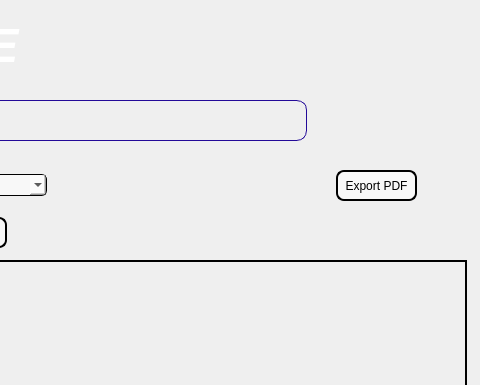
The window that mainwindow.ui (Sahar231/projetcpp) describes before a commit, drawn with Qt 5; both pictures show x 924 to 1404 and y 0 to 385 of the 1404 by 770 pixel window.
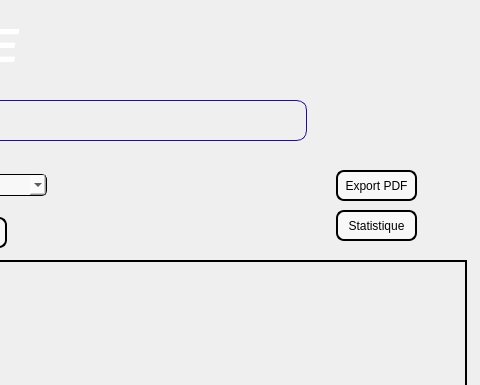
The same window after the commit.

The edit to the form file:
```diff
--- a/mainwindow.ui
+++ b/mainwindow.ui
@@ -890,6 +890,33 @@
      </property>
     </item>
    </widget>
+   <widget class="QPushButton" name="Rc_Button_Stat">
+    <property name="geometry">
+     <rect>
+      <x>1260</x>
+      <y>210</y>
+      <width>81</width>
+      <height>31</height>
+     </rect>
+    </property>
+    <property name="styleSheet">
+     <string notr="true">QPushButton {
+    background-color: rgba(255, 255, 255, 150); /* Semi-transparent white */
+    border: 2px solid black; /* Black border */
+    border-radius: 8px;
+    color: black; /* Default text color */
+}
+
+QPushButton:hover {
+    background-color: rgba(255, 255, 255, 180); /* Slightly less transparent on hover */
+    border: 2px solid black; /* Keep border black */
+}
+</string>
+    </property>
+    <property name="text">
+     <string>Statistique</string>
+    </property>
+   </widget>
   </widget>
   <widget class="QMenuBar" name="menubar">
    <property name="geometry">
```
